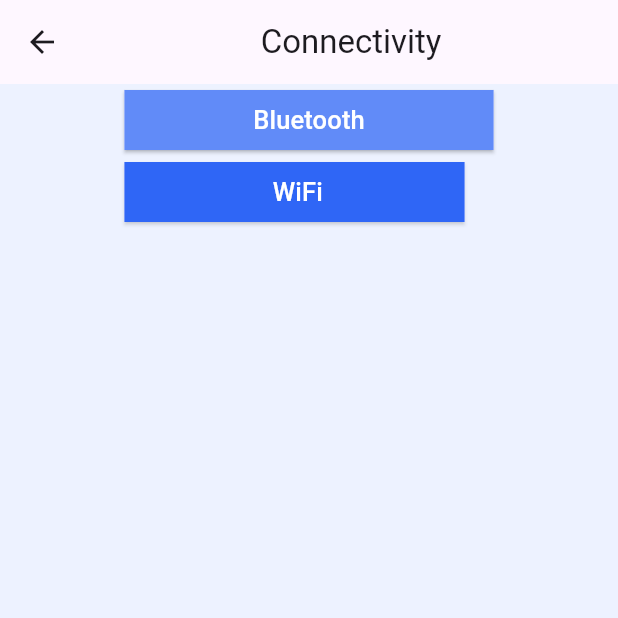
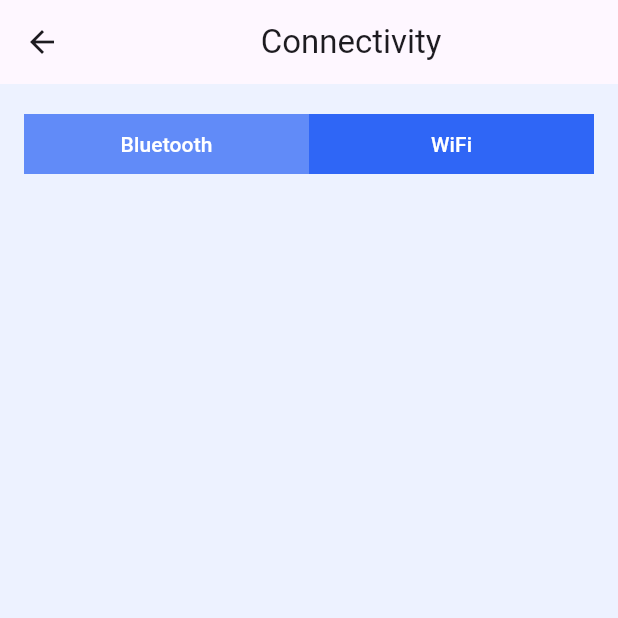
Before and after one commit to Rana-Mohsen/seere, a Flutter app: the ConnectDeviceView screen opened directly, after a tap on "Bluetooth", on a phone screen of 412 x 824 dp, the top half of it. Run offline on Flutter 3.47's test engine with Material 3 defaults, Android fonts, the light colour scheme and no system bars; our stand-ins replace sizer.

Commit message:
make connect device buttons by hand

```diff
--- a/lib/components/custon_choice_chip.dart
+++ b/lib/components/custon_choice_chip.dart
@@ -13,37 +13,44 @@ class CustomChoiceChip extends StatefulWidget {
 }
 
 class _CustomButtonState extends State<CustomChoiceChip> {
-  List<String> lables = ["Bluetooth", "   WiFi  "];
-  List<bool> isSel = List.generate(2, (index) => false);
+  Map<String, bool> enabled = {"Bluetooth": true, "WiFi": false};
+  int _sel = 0;
   @override
   Widget build(BuildContext context) {
-    return Wrap(
-        children: List.generate(2, (index) {
-      return ChoiceChip(
-        side: BorderSide.none,
-        shape: RoundedRectangleBorder(borderRadius: BorderRadius.circular(0)),
-        showCheckmark: false,
-        elevation: 1,
-        shadowColor: Colors.grey.withOpacity(0.5),
-        padding: const EdgeInsets.all(8),
-        label: Text(
-          lables[index],
-          style: const TextStyle(fontSize: 17, color: Colors.white),
+    return Row(
+      children: [
+        _button(
+            name: "Bluetooth",
+            onPressed: () {
+              enabled['WiFi'] = false;
+              enabled['Bluetooth'] = true;
+              setState(() {});
+            }),
+        _button(
+            name: "WiFi",
+            onPressed: () {
+              enabled['WiFi'] = true;
+              enabled['Bluetooth'] = false;
+              setState(() {});
+            })
+      ],
+    );
+  }
+
+  Widget _button({required void Function()? onPressed, required String name}) {
+    return Expanded(
+      child: TextButton(
+        onPressed: onPressed,
+        child: Text(
+          name,
         ),
-        labelPadding: const EdgeInsets.symmetric(horizontal: 78),
-        // color of selected chip
-        backgroundColor: kPrimaryBlueColor,
-        selectedColor: Color(0xff618BF8),
-        // selected chip value
-        selected: isSel[index],
-        // onselected method
-        onSelected: (bool selected) {
-          setState(() {
-            isSel.fillRange(0, 2, false);
-            isSel[index] = selected;
-          });
-        },
-      );
-    }));
+        style: TextButton.styleFrom(
+            backgroundColor:
+                (enabled[name] == true ? Color(0xff618BF8) : kPrimaryBlueColor),
+            foregroundColor: Colors.white,
+            shape:
+                RoundedRectangleBorder(borderRadius: BorderRadius.circular(0))),
+      ),
+    );
   }
 }
--- a/lib/views/connect_device_view.dart
+++ b/lib/views/connect_device_view.dart
@@ -17,10 +17,13 @@ class _ConnectDeviceViewState extends State<ConnectDeviceView> {
         title: const Center(child: Text("Connectivity")),
       ),
       body: Center(
-        child: Column(
-          children: [
-            CustomChoiceChip(),
-          ],
+        child: Padding(
+          padding: const EdgeInsets.all(16.0),
+          child: Column(
+            children: [
+              CustomChoiceChip(),
+            ],
+          ),
         ),
       ),
     );
```
